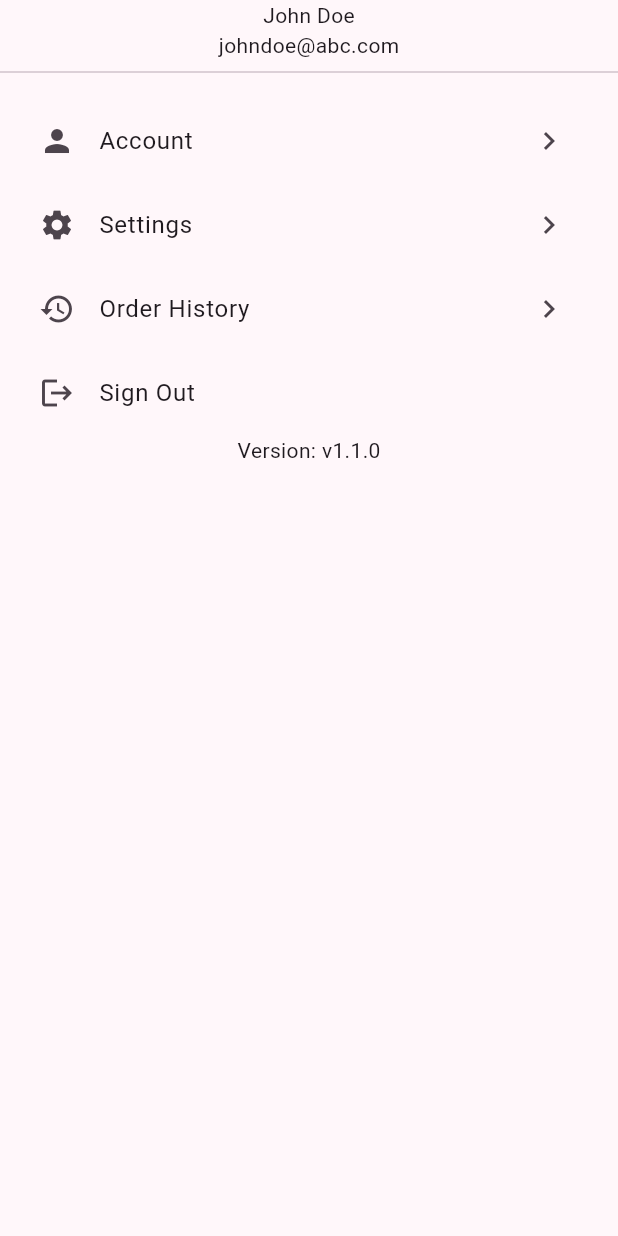
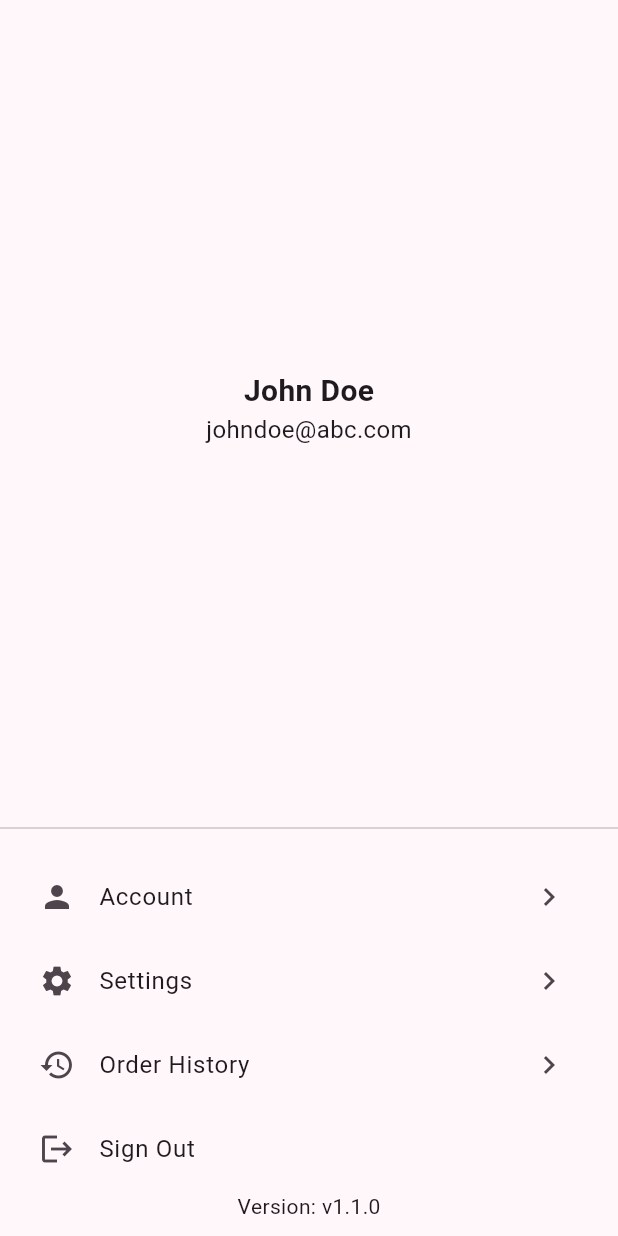
Before and after one commit to lightbiteMY/lightbite, a Flutter app: the ProfilePage widget shown alone on an empty page, opened directly, on a phone screen of 412 x 824 dp. Run offline on Flutter 3.47's test engine with Material 2 defaults, Android fonts, the phone set to English and light mode, and no system bars; network calls fail.

Commit message:
Update profile_page

```diff
--- a/lib/pages/profile/profile_page.dart
+++ b/lib/pages/profile/profile_page.dart
@@ -15,8 +15,16 @@ class ProfilePage extends StatelessWidget {
   Widget build(BuildContext context) {
     return Column(
       children: [
-        Text(username),
-        Text(email),
+        const Spacer(),
+        Text(
+          username,
+          style: const TextStyle(fontSize: 20, fontWeight: FontWeight.bold),
+        ),
+        Text(
+          email,
+          style: const TextStyle(fontSize: 16),
+        ),
+        const Spacer(),
         const Divider(),
         SizedBox(
           width: double.infinity,
```
